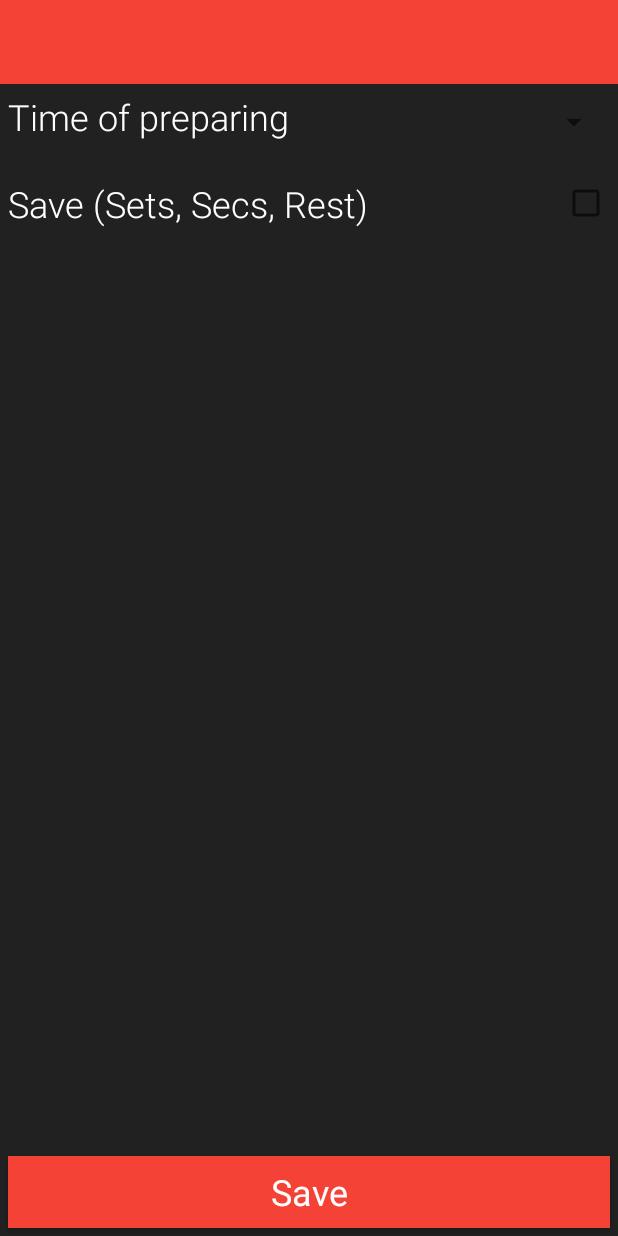
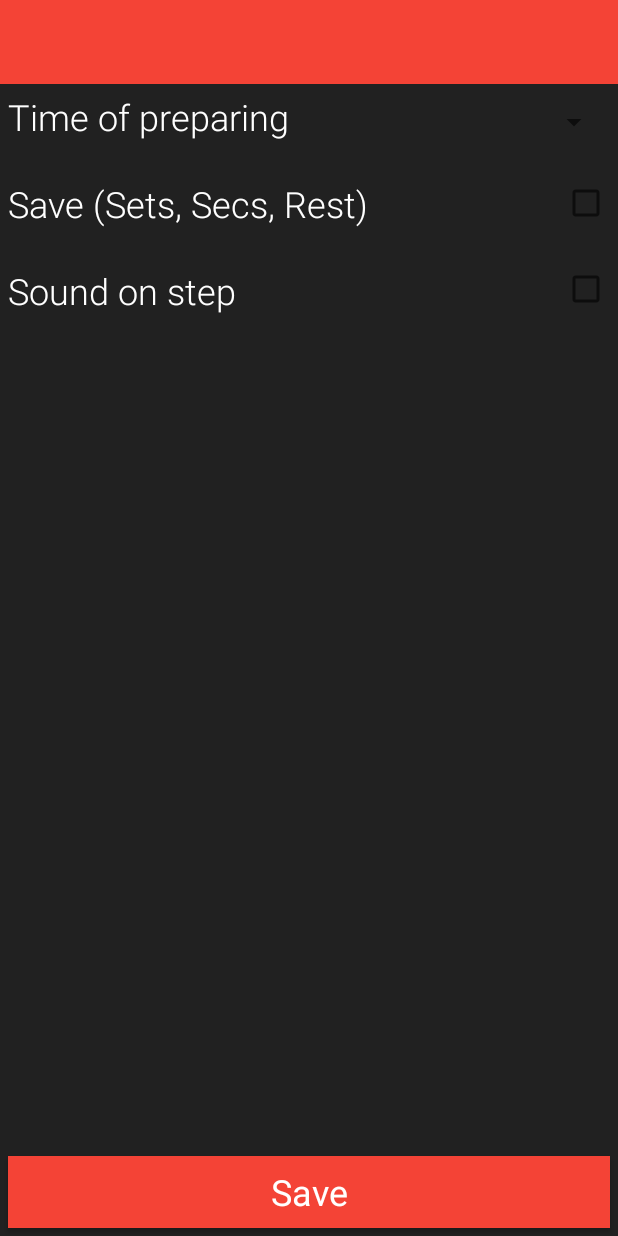
Before and after one commit to Ninise/Trackspart, an Android app: the layout settings_activity.xml on its own in the app's theme, with its tools: preview values and no code run, on a phone screen of 412 x 824 dp. Run offline under Robolectric (Android 15) with nearby library versions, the phone set to English and light mode, and no system bars.

Commit message:
Sound option added to settings

```diff
--- a/app/src/main/java/com/ninise/trackspart/mvp/presenter/settings/ISettingsPresenter.java
+++ b/app/src/main/java/com/ninise/trackspart/mvp/presenter/settings/ISettingsPresenter.java
@@ -4,8 +4,9 @@ import android.content.Context;
 
 public interface ISettingsPresenter {
 
-    void save(Context context, int spinnerPos, boolean checkState);
+    void save(Context context, int spinnerPos, boolean checkStateSData, boolean checkStateSound);
     void getDefaultSaveLastState(Context context);
     void getDefaultSpinnerPosition(Context context);
+    void getDefaultSoundState(Context context);
     void onBack();
 }
--- a/app/src/main/java/com/ninise/trackspart/mvp/presenter/settings/ISettingsView.java
+++ b/app/src/main/java/com/ninise/trackspart/mvp/presenter/settings/ISettingsView.java
@@ -4,6 +4,7 @@ public interface ISettingsView {
 
     void setSaveLastState(boolean state);
     void setPrepareTime(int state);
+    void setSoundState(boolean state);
     void onSaved();
 
 }
--- a/app/src/main/java/com/ninise/trackspart/utils/Constants.java
+++ b/app/src/main/java/com/ninise/trackspart/utils/Constants.java
@@ -11,4 +11,5 @@ public class Constants {
     public static final String SETTINGS_SETS = "settings_sets";
     public static final String SETTINGS_SECONDS = "settings_seconds";
     public static final String SETTINGS_REST = "settings_rest";
+    public static final String SETTINGS_SOUND = "settings_sound";
 }
--- a/app/src/main/res/layout/settings_activity.xml
+++ b/app/src/main/res/layout/settings_activity.xml
@@ -57,6 +57,30 @@
         android:layout_alignParentRight="true"
         />
 
+    <TextView
+        android:id="@+id/settingsVolumeTextView"
+        android:layout_width="wrap_content"
+        android:layout_height="wrap_content"
+        android:layout_marginRight="5dp"
+        android:layout_marginLeft="5dp"
+        android:layout_marginTop="25dp"
+        android:layout_below="@id/settingsSaveDataTextView"
+        android:ellipsize="end"
+        android:maxLines="1"
+        android:text="@string/settings_volume"
+        />
+
+    <android.support.v7.widget.AppCompatCheckBox
+        android:id="@+id/settingsVolumeCheckBox"
+        android:layout_width="wrap_content"
+        android:layout_height="wrap_content"
+        android:layout_marginRight="5dp"
+        android:layout_marginLeft="5dp"
+        android:layout_marginTop="25dp"
+        android:layout_below="@id/settingsSaveDataCheckBox"
+        android:layout_alignParentRight="true"
+        />
+
     <Button
         android:id="@+id/settingsSaveBtn"
         android:layout_width="match_parent"
--- a/app/src/main/res/values/strings.xml
+++ b/app/src/main/res/values/strings.xml
@@ -20,6 +20,7 @@
     <string name="about_creator">Trackspart \n Created by Ninise @ 2016</string>
     <string name="about_ok">OK</string>
     <string name="menu_volume">Volume</string>
+    <string name="settings_volume">Sound on step</string>
 
     <string-array name="prepare_list">
         <item>5</item>
```
Also changed, not shown: app/src/main/java/com/ninise/trackspart/mvp/model/preferences/SettingsPreferences.java (+11 -0 lines), app/src/main/java/com/ninise/trackspart/mvp/presenter/settings/SettingsPresenter.java (+8 -7 lines), app/src/main/java/com/ninise/trackspart/mvp/view/settings/SettingsActivity.java (+12 -1 lines), app/src/main/res/menu/main_menu.xml (+1 -6 lines).
